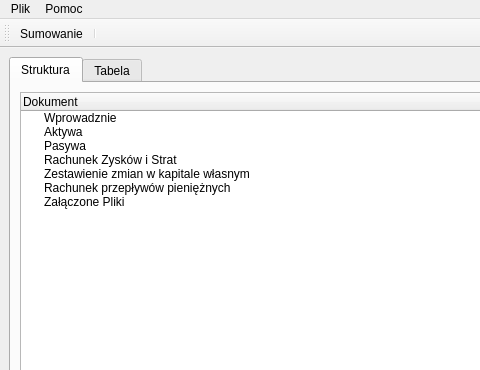
GlockPL/pol-tax, file qt_design/main_window.ui: the form before one commit; both pictures show x 0 to 480 and y 0 to 370 of the 900 by 700 pixel window.
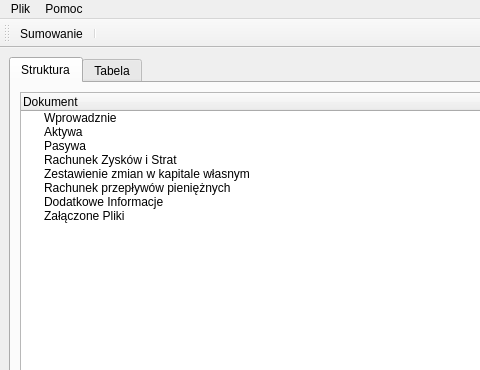
The form after the commit. Icons and pictures are not drawn.

```diff
--- a/qt_design/main_window.ui
+++ b/qt_design/main_window.ui
@@ -71,6 +71,11 @@
               <string>Rachunek przepływów pieniężnych</string>
              </property>
             </item>
+            <item>
+             <property name="text">
+              <string>Dodatkowe Informacje</string>
+             </property>
+            </item>
             <item>
              <property name="text">
               <string>Załączone Pliki</string>
```
